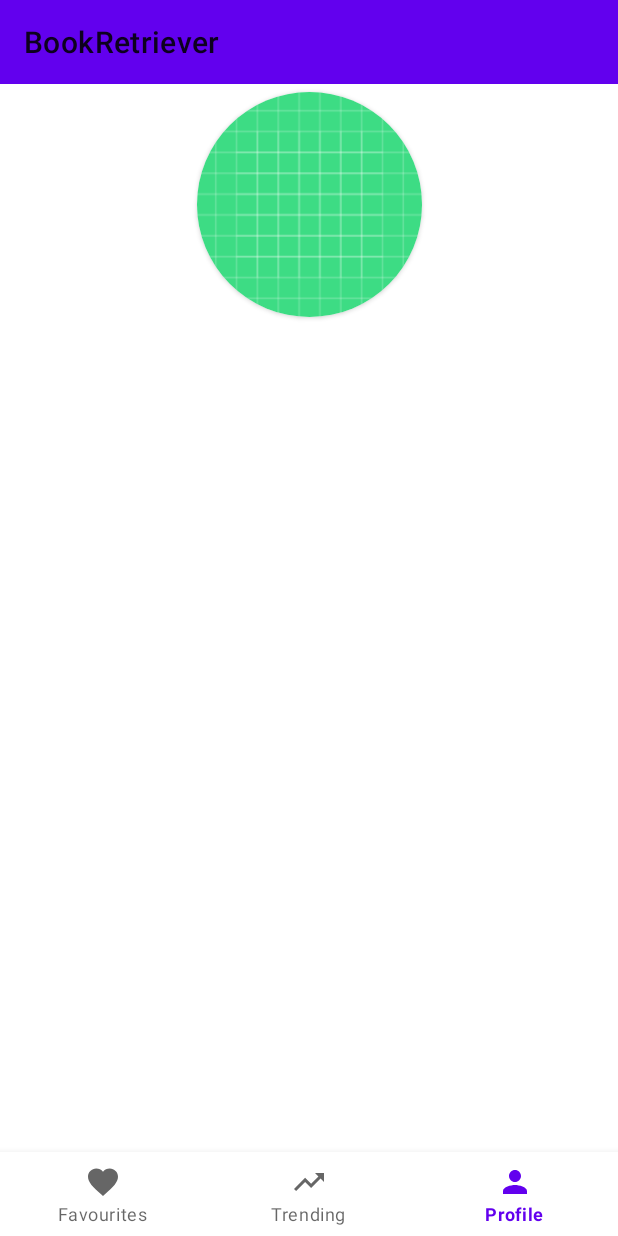
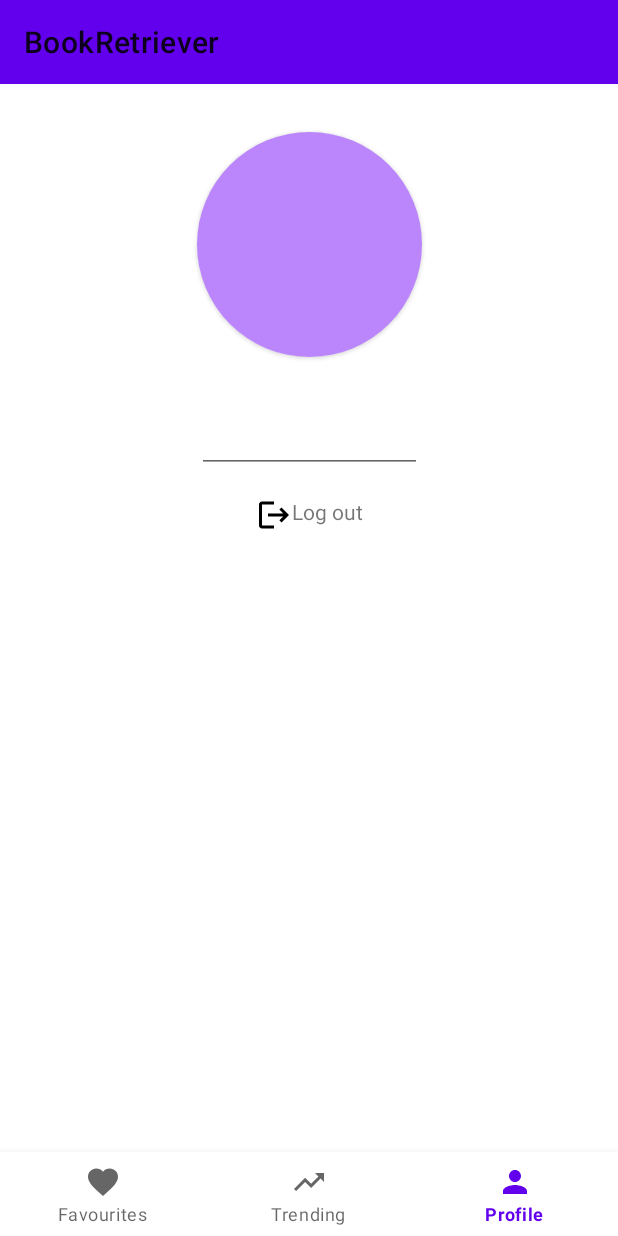
Before and after one commit to ireneMel/BookRetriever, an Android app: the ProfileFragment screen opened through its navigation route, on a phone screen of 412 x 824 dp. Run offline under Robolectric (Android 15) with nearby library versions, the phone set to English and light mode, and no system bars; our stand-ins replace Dagger/Hilt's generated code, Firebase (no records; nobody signed in at launch, a user with empty details on screens opened directly), navigation-ui; 1 statement that could not run was skipped.

Commit message:
changed layout

```diff
--- a/app/src/main/res/layout/fragment_profile.xml
+++ b/app/src/main/res/layout/fragment_profile.xml
@@ -7,10 +7,10 @@
     tools:context=".ui.profile.ProfileFragment">
 
     <androidx.cardview.widget.CardView
+        android:layout_marginTop="32dp"
         android:id="@+id/profile_image_container"
         android:layout_width="150dp"
         android:layout_height="150dp"
-        android:layout_margin="5dp"
         android:elevation="10dp"
         app:cardCornerRadius="120dp"
         app:layout_constraintEnd_toEndOf="parent"
@@ -18,14 +18,36 @@
         app:layout_constraintTop_toTopOf="parent">
 
         <ImageView
+            android:clickable="true"
             android:id="@+id/roundedImageView"
             android:layout_width="match_parent"
             android:layout_height="match_parent"
-            android:background="@color/white"
-            android:scaleType="centerCrop"
-            android:src="@drawable/ic_launcher_background" />
+            android:background="@color/purple_200"
+            android:scaleType="centerCrop" />
+
     </androidx.cardview.widget.CardView>
 
+    <com.google.android.material.textfield.TextInputEditText
+        android:id="@+id/email"
+        android:layout_marginTop="32dp"
+        android:layout_width="150dp"
+        android:layout_height="wrap_content"
+        android:scrollbars="horizontal"
+        app:layout_constraintEnd_toEndOf="parent"
+        app:layout_constraintStart_toStartOf="parent"
+        app:layout_constraintTop_toBottomOf="@id/profile_image_container" />
+
+    <TextView
+        app:layout_constraintTop_toBottomOf="@id/email"
+        app:layout_constraintEnd_toEndOf="parent"
+        android:clickable="true"
+        android:id="@+id/logout"
+        android:layout_width="wrap_content"
+        android:layout_height="wrap_content"
+        android:layout_margin="16dp"
+        android:drawableLeft="@drawable/ic_logout"
+        android:text="Log out"
+        app:layout_constraintStart_toStartOf="parent" />
 
 
     <!--    <TextView-->
```
Lines whose indentation alone changed are shown as unchanged.
